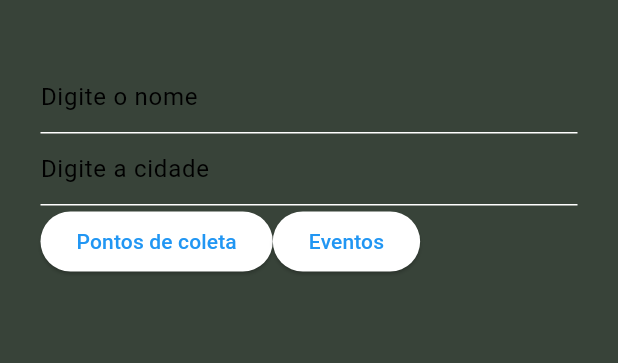
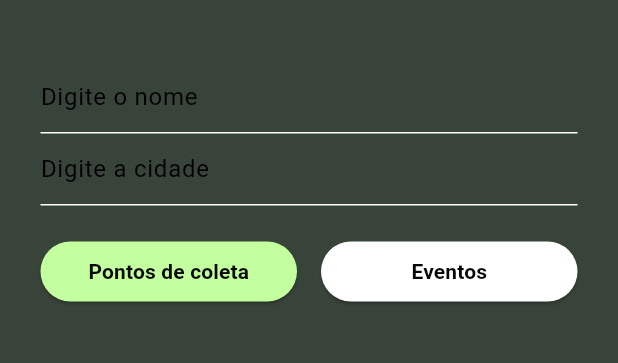
Before and after one commit to joaop-rosa/EcoVitam-Frontend, a Flutter app: the HomePage screen opened directly, after a tap on "Pontos de coleta", on a phone screen of 412 x 824 dp, the part 84-447 px from its top. Run offline on Flutter 3.47's test engine with Material 3 defaults, Android fonts, the phone set to English and light mode, and no system bars; our stand-ins replace shared_preferences; accounts and stored records are empty; network calls fail.

Commit message:
finished home page integration

```diff
--- a/lib/components/DefaultAppBar.dart
+++ b/lib/components/DefaultAppBar.dart
@@ -1,7 +1,13 @@
 import 'package:flutter/material.dart';
 
 class DefaultAppBar extends StatelessWidget implements PreferredSizeWidget {
-  const DefaultAppBar({super.key});
+  // TODO - implementar
+  final bool hasArrowBack;
+
+  const DefaultAppBar({
+    super.key,
+    this.hasArrowBack = true,
+  });
 
   @override
   Size get preferredSize => const Size.fromHeight(70.0);
--- /dev/null
+++ b/lib/constants/colors.dart
@@ -0,0 +1,4 @@
+import 'package:flutter/material.dart';
+
+const background = Color.fromARGB(255, 56, 67, 57);
+const primary = Color.fromRGBO(195, 255, 158, 1);
--- a/lib/helpers/jwt.dart
+++ b/lib/helpers/jwt.dart
@@ -4,3 +4,8 @@ Future<void> storeToken(String token) async {
   final prefs = await SharedPreferences.getInstance();
   await prefs.setString('jwt_token', token);
 }
+
+Future<String?> getToken() async {
+  final prefs = await SharedPreferences.getInstance();
+  return prefs.getString('jwt_token');
+}
--- /dev/null
+++ b/lib/models/CollectionPoint.dart
@@ -0,0 +1,41 @@
+class CollectionPoint {
+  final int id;
+  final String pontoColetaNome;
+  final String endereco;
+  final String estado;
+  final String cidade;
+  final String contato;
+  final String nomeCompleto;
+
+  CollectionPoint({
+    required this.id,
+    required this.pontoColetaNome,
+    required this.endereco,
+    required this.estado,
+    required this.cidade,
+    required this.contato,
+    required this.nomeCompleto,
+  });
+
+  factory CollectionPoint.fromJson(Map<String, dynamic> json) {
+    return CollectionPoint(
+      id: json['id'],
+      pontoColetaNome: json['pontoColetaNome'],
+      endereco: json['endereco'],
+      estado: json['estado'],
+      cidade: json['cidade'],
+      contato: json['contato'],
+      nomeCompleto: json['nome_completo'],
+    );
+  }
+
+  Map<String, dynamic> toJson() {
+    return {
+      'pontoColetaNome': pontoColetaNome,
+      'endereco': endereco,
+      'estado': estado,
+      'cidade': cidade,
+      'contato': contato,
+    };
+  }
+}
--- /dev/null
+++ b/lib/models/Events.dart
@@ -0,0 +1,54 @@
+class Event {
+  final int id;
+  final String titulo;
+  final String endereco;
+  final String estado;
+  final String cidade;
+  final String contato;
+  final DateTime data;
+  final String horaInicio;
+  final String horaFim;
+  final String nomeCompleto;
+
+  Event({
+    required this.id,
+    required this.titulo,
+    required this.endereco,
+    required this.estado,
+    required this.cidade,
+    required this.contato,
+    required this.data,
+    required this.horaInicio,
+    required this.horaFim,
+    required this.nomeCompleto,
+  });
+
+  factory Event.fromJson(Map<String, dynamic> json) {
+    return Event(
+      id: json['id'],
+      titulo: json['titulo'],
+      endereco: json['endereco'],
+      estado: json['estado'],
+      cidade: json['cidade'],
+      contato: json['contato'],
+      data: DateTime.parse(json['data']),
+      horaInicio: json['hora_inicio'],
+      horaFim: json['hora_fim'],
+      nomeCompleto: json['nome_completo'],
+    );
+  }
+
+  Map<String, dynamic> toJson() {
+    return {
+      'titulo': titulo,
+      'endereco': endereco,
+      'estado': estado,
+      'cidade': cidade,
+      'contato': contato,
+      'data': data.toIso8601String(),
+      'hora_inicio': horaInicio,
+      'hora_fim': horaFim,
+      'nome_completo': nomeCompleto,
+    };
+  }
+}
--- a/lib/pages/home_page.dart
+++ b/lib/pages/home_page.dart
@@ -1,5 +1,14 @@
+import 'dart:convert';
+import 'dart:io';
+
+import 'package:ecovitam/components/CollectionPointItem.dart';
 import 'package:ecovitam/components/DefaultAppBar.dart';
+import 'package:ecovitam/components/EventItem.dart';
 import 'package:ecovitam/components/HomeInputFilter.dart';
+import 'package:ecovitam/constants/colors.dart';
+import 'package:ecovitam/helpers/jwt.dart';
+import 'package:ecovitam/models/CollectionPoint.dart';
+import 'package:ecovitam/models/Events.dart';
 import 'package:flutter/material.dart';
 import 'package:http/http.dart' as http;
 
@@ -15,26 +24,54 @@ class _HomePageState extends State<HomePage> {
   String? _lastQueryName = '';
   bool isLoading = false;
   bool hasError = false;
+  List<CollectionPoint> collectionPoints = [];
+  List<Event> events = [];
+  String selectedButton = 'collectionPoint';
 
   Future<void> fetchList() async {
     setState(() {
       hasError = false;
       isLoading = true;
     });
-    // Simulação de requisição API
-    print("Requisição API com query: $_lastQueryCity  $_lastQueryName");
 
-    final Uri url = Uri.parse(
-        'http://10.0.2.2:3000/ponto-coleta?nome=$_lastQueryName&cidade=$_lastQueryCity');
+    final Uri url = (selectedButton == 'collectionPoint')
+        ? Uri.parse(
+            'http://10.0.2.2:3000/ponto-coleta?nome=$_lastQueryName&cidade=$_lastQueryCity')
+        : Uri.parse(
+            'http://10.0.2.2:3000/eventos?nome=$_lastQueryName&cidade=$_lastQueryCity');
 
+    final authToken = await getToken();
     try {
-      final response =
-          await http.get(url, headers: {'Content-Type': 'application/json'});
+      final response = await http.get(url, headers: {
+        'Content-Type': 'application/json',
+        'authorization': 'Bearer $authToken'
+      });
 
       if (response.statusCode == 200) {
-        print('aqui $response');
+        List<dynamic> jsonArray = json.decode(response.body);
+
+        if (selectedButton == 'collectionPoint') {
+          List<CollectionPoint> collectionPointsResponse =
+              jsonArray.map((jsonItem) {
+            return CollectionPoint.fromJson(jsonItem);
+          }).toList();
+
+          setState(() {
+            collectionPoints = collectionPointsResponse;
+          });
+        } else {
+          List<Event> eventsResponse = jsonArray.map((jsonItem) {
+            return Event.fromJson(jsonItem);
+          }).toList();
+
+          setState(() {
+            events = eventsResponse;
+          });
+        }
       } else {
-        hasError = true;
+        setState(() {
+          hasError = true;
+        });
       }
     } catch (e) {
       setState(() {
@@ -53,17 +90,71 @@ class _HomePageState extends State<HomePage> {
     fetchList();
   }
 
+  Widget renderList() {
+    if (isLoading) {
+      return const Center(
+          child: CircularProgressIndicator(
+        valueColor: AlwaysStoppedAnimation(Colors.white),
+      ));
+    }
+
+    if (selectedButton == 'collectionPoint' && collectionPoints.isNotEmpty) {
+      return ListView.builder(
+          itemCount: collectionPoints.length,
+          itemBuilder: (context, index) {
+            final collectionPoint = collectionPoints[index];
+            return Column(children: [
+              CollectionPointItem(
+                  pontoColetaNome: collectionPoint.pontoColetaNome,
+                  cidade: collectionPoint.cidade,
+                  contato: collectionPoint.contato,
+                  endereco: collectionPoint.endereco,
+                  estado: collectionPoint.estado,
+                  nomeCompleto: collectionPoint.nomeCompleto),
+              const SizedBox(height: 15)
+            ]);
+          });
+    }
+
+    if (selectedButton == 'events' && events.isNotEmpty) {
+      return ListView.builder(
+          itemCount: events.length,
+          itemBuilder: (context, index) {
+            final event = events[index];
+            return Column(children: [
+              EventItem(
+                  titulo: event.titulo,
+                  cidade: event.cidade,
+                  contato: event.contato,
+                  endereco: event.endereco,
+                  estado: event.estado,
+                  data: event.data,
+                  horaFim: event.horaFim,
+                  horaInicio: event.horaInicio,
+                  nomeCompleto: event.nomeCompleto),
+              const SizedBox(height: 15)
+            ]);
+          });
+    }
+
+    return const Column(
+      children: [],
+    );
+  }
+
   @override
   Widget build(BuildContext context) {
     return Scaffold(
-        appBar: const DefaultAppBar(),
+        appBar: const DefaultAppBar(
+          hasArrowBack: false,
+        ),
         body: Container(
           width: MediaQuery.of(context).size.width,
           padding: const EdgeInsets.all(27),
           decoration: const BoxDecoration(
-            color: Color.fromARGB(255, 56, 67, 57),
+            color: background,
           ),
-          child: ListView(
+          child: Column(
             children: [
               HomeInputFilter(
                 onChanged: (value) {
@@ -79,23 +170,63 @@ class _HomePageState extends State<HomePage> {
                 },
                 hintText: 'Digite a cidade',
               ),
+              const SizedBox(height: 20),
               Row(
+                mainAxisAlignment: MainAxisAlignment.center,
+                crossAxisAlignment: CrossAxisAlignment.center,
                 children: [
-                  ElevatedButton(
-                      onPressed: () => {},
-                      child: const Text('Pontos de coleta')),
-                  ElevatedButton(
-                      onPressed: () => {}, child: const Text('Eventos'))
+                  Expanded(
+                      child: ElevatedButton(
+                          onPressed: () => {
+                                setState(() {
+                                  String oldState = selectedButton;
+                                  selectedButton = 'collectionPoint';
+                                  if (selectedButton != oldState) {
+                                    fetchList();
+                                  }
+                                })
+                              },
+                          style: selectedButton == 'collectionPoint'
+                              ? const ButtonStyle(
+                                  backgroundColor:
+                                      WidgetStatePropertyAll(primary),
+                                )
+                              : const ButtonStyle(),
+                          child: const Text(
+                            'Pontos de coleta',
+                            style: TextStyle(
+                                color: Color.fromRGBO(7, 7, 7, 1),
+                                fontWeight: FontWeight.bold,
+                                fontSize: 14),
+                          ))),
+                  const SizedBox(width: 16),
+                  Expanded(
+                      child: ElevatedButton(
+                          onPressed: () => {
+                                setState(() {
+                                  String oldState = selectedButton;
+                                  selectedButton = 'events';
+                                  if (selectedButton != oldState) {
+                                    fetchList();
+                                  }
+                                })
+                              },
+                          style: selectedButton == 'events'
+                              ? const ButtonStyle(
+                                  backgroundColor:
+                                      WidgetStatePropertyAll(primary))
+                              : const ButtonStyle(),
+                          child: const Text('Eventos',
+                              style: TextStyle(
+                                  color: Color.fromRGBO(7, 7, 7, 1),
+                                  fontWeight: FontWeight.bold,
+                                  fontSize: 14)))),
                 ],
               ),
-              isLoading
-                  ? const Center(
-                      child: CircularProgressIndicator(
-                      valueColor: AlwaysStoppedAnimation(Colors.white),
-                    ))
-                  : const Column(
-                      children: [],
-                    )
+              const SizedBox(height: 20),
+              Expanded(
+                child: renderList(),
+              ),
             ],
           ),
         ));
```
Also changed, not shown: lib/components/CollectionPointItem.dart (added, +77 -0 lines), lib/components/EventItem.dart (added, +86 -0 lines), lib/pages/login_page.dart (+4 -4 lines).
